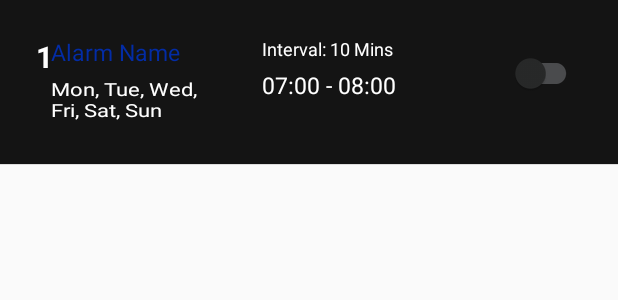
After one commit to Keithoh92/MultiAlarmClock, an Android app: the layout custom_row2.xml on its own in the app's theme, with its tools: preview values and no code run, on a phone screen of 412 x 824 dp. The commit adds this screen. Shown: the top 300 px of the screen. Run offline under Robolectric (Android 15) with nearby library versions, the phone set to English and light mode, and no system bars.

Commit message:
Working on swipe to delete recyclerview items

```diff
--- a/app/src/main/java/com/example/multialarmclock/MainActivity.kt
+++ b/app/src/main/java/com/example/multialarmclock/MainActivity.kt
@@ -49,9 +49,6 @@ class MainActivity : AppCompatActivity() {
     private lateinit var binding: ActivityMainBinding
     @InternalCoroutinesApi
     private lateinit var mAlarmModel: AlarmViewModel
-    var settings: ImageButton? = null
-    var avd: AnimatedVectorDrawableCompat? = null
-    var avd2: AnimatedVectorDrawable? = null
     var toolbar: Toolbar? = null
     val adapter = com.example.multialarmclock.list.ListAdapter()
 
@@ -62,12 +59,14 @@ class MainActivity : AppCompatActivity() {
     private lateinit var setButton:Button
     private lateinit var editButton:Button
     private lateinit var switchButton:SwitchCompat
-    val myPrefs = HashMap<String, MutableLiveData<Boolean>>()
 
     private val swipeRefreshLayout:SwipeRefreshLayout by lazy {
         findViewById(R.id.swipe_refresh_layout)
     }
 
+    private val recyclerView:RecyclerView by lazy {
+        findViewById(R.id.recyclerview)
+    }
 
     private lateinit var cursor:Cursor
     private lateinit var dividerItemDecoration: DividerItemDecoration
@@ -86,14 +85,13 @@ class MainActivity : AppCompatActivity() {
         binding.mytoolbar
         setSupportActionBar(toolbar)
 
-        val recyclerView = findViewById<RecyclerView>(R.id.recyclerview)
         recyclerView.adapter = adapter
         recyclerView.layoutManager = LinearLayoutManager(applicationContext)
-//        SeperatorDecoration
+
+        //SeparatorDecoration
         recyclerView.addItemDecoration(DividerItemDecoration(
             applicationContext, LinearLayoutManager.VERTICAL
         ))
-
 
         swipeRefreshLayout.setOnRefreshListener {
             swipeRefreshLayout.isRefreshing = false
@@ -103,7 +101,9 @@ class MainActivity : AppCompatActivity() {
         mAlarmModel = ViewModelProvider(this).get(AlarmViewModel::class.java)
         reloadAdapter()
 
+        setOnItemTouchHelper()
 
+        //1st card view - set last created alarm details to view
         mAlarmModel.readLastEntered.observe(this, Observer { alarm->
             daysChosen.text = alarm.get(0).daysSelected
             val st = alarm.get(0).startTime
@@ -127,6 +127,10 @@ class MainActivity : AppCompatActivity() {
 
     }
 
+    private fun setOnItemTouchHelper() {
+        //TODO("Not yet implemented")
+    }
+
     @InternalCoroutinesApi
     override fun onResume() {
         super.onResume()
@@ -139,6 +143,7 @@ class MainActivity : AppCompatActivity() {
         startActivity(startAlarmBuilderActivity)
     }
 
+    //fill list with DB alarm data
     @InternalCoroutinesApi
     private fun reloadAdapter(){
         mAlarmModel = ViewModelProvider(this).get(AlarmViewModel::class.java)
@@ -180,20 +185,7 @@ class MainActivity : AppCompatActivity() {
         return true
     }
 
-    @RequiresApi(api = Build.VERSION_CODES.LOLLIPOP)
-    override fun onOptionsItemSelected(item: MenuItem): Boolean {
-        val drawable = item.icon
-        if (drawable is AnimatedVectorDrawable) {
-            avd = drawable as AnimatedVectorDrawableCompat
-            avd!!.start()
-        } else if (drawable is AnimatedVectorDrawable) {
-            avd2 = drawable
-            avd2!!.start()
-        }
-        return super.onOptionsItemSelected(item)
-    }
-
-    fun setItemTouchListener(){
-
-    }
+//    fun setItemTouchListener(){
+//
+//    }
 }
--- a/app/src/main/java/com/example/multialarmclock/list/ListAdapter.kt
+++ b/app/src/main/java/com/example/multialarmclock/list/ListAdapter.kt
@@ -31,7 +31,7 @@ import java.lang.ref.WeakReference
 
 class ListAdapter: RecyclerView.Adapter<ListAdapter.MyViewHolder>() {
 
-    private var alarmList = emptyList<BuildNewAlarmModel>()
+    private var alarmList = mutableListOf<BuildNewAlarmModel>()
     private lateinit var day:String
 
     class MyViewHolder(itemView: View):RecyclerView.ViewHolder(itemView){
@@ -43,6 +43,7 @@ class ListAdapter: RecyclerView.Adapter<ListAdapter.MyViewHolder>() {
         private lateinit var interval:TextView
         private lateinit var days:TextView
         private lateinit var mListener: AdapterView.OnItemClickListener;
+        private lateinit var textviewDelete: TextView
 
         var index = 0
         var onDeleteClick:((RecyclerView.ViewHolder) -> Unit )? = null
@@ -60,7 +61,18 @@ class ListAdapter: RecyclerView.Adapter<ListAdapter.MyViewHolder>() {
                 timeRange = it.findViewById(R.id.time_range)
                 interval = it.findViewById(R.id.interval)
                 days = it.findViewById(R.id.days)
+                textviewDelete = it.findViewById(R.id.textview_delete)
+
+                textviewDelete.setOnClickListener {
+
+                    onDeleteClick?.let { onDeleteClick ->
+                        onDeleteClick(this)
+                    }
+                }
             }
+        }
+        fun updateView() {
+            view.get()?.scrollTo(0, 0)
         }
     }
 
@@ -71,6 +83,10 @@ class ListAdapter: RecyclerView.Adapter<ListAdapter.MyViewHolder>() {
     @SuppressLint("UseSwitchCompatOrMaterialCode")
     override fun onBindViewHolder(holder: MyViewHolder, position: Int) {
         val currentItem = alarmList[position]
+
+        holder.onDeleteClick = {
+            removeItem(it)
+        }
 
         holder.itemView.findViewById<TextView>(R.id.row_id_tv).text = currentItem.id.toString()
         if(currentItem.alarmName == ""){
@@ -101,17 +117,26 @@ class ListAdapter: RecyclerView.Adapter<ListAdapter.MyViewHolder>() {
         }
     }
 
+    private fun removeItem(it: RecyclerView.ViewHolder) {
+        //remove data
+        alarmList.removeAt(it.adapterPosition)
+        //remove item
+        notifyItemRemoved(it.adapterPosition)
+    }
+
 //    interface OnItemClickListener {
 //        public void onItemClickListener(view: View, position: Int);
 //    }
 
     @SuppressLint("NotifyDataSetChanged")
     fun setData(alarm: List<BuildNewAlarmModel>){
-        this.alarmList = alarm
+        this.alarmList = alarm as MutableList<BuildNewAlarmModel>
         notifyDataSetChanged()
     }
 
     override fun getItemCount(): Int {
         return alarmList.size
     }
+
+
 }
--- a/app/src/main/res/layout/custom_row.xml
+++ b/app/src/main/res/layout/custom_row.xml
@@ -6,7 +6,15 @@
     android:layout_height="110dp"
     android:padding="24sp"
     android:background="@color/dark_cv"
-    tools:ignore="UseSwitchCompatOrMaterialXml">
+    tools:ignore="UseSwitchCompatOrMaterialXml"
+    android:id="@+id/outer_layout">
+
+<!--    <FrameLayout-->
+<!--        android:id="@+id/outer_frame_layout"-->
+<!--        android:layout_width="match_parent"-->
+<!--        android:layout_height="match_parent">-->
+
+<!--    </FrameLayout>-->
 
     <TextView
         android:id="@+id/row_id_tv"
--- /dev/null
+++ b/app/src/main/res/layout/custom_row2.xml
@@ -0,0 +1,137 @@
+<?xml version="1.0" encoding="utf-8"?>
+<androidx.constraintlayout.widget.ConstraintLayout xmlns:android="http://schemas.android.com/apk/res/android"
+    xmlns:app="http://schemas.android.com/apk/res-auto"
+    xmlns:tools="http://schemas.android.com/tools"
+    android:layout_width="match_parent"
+    android:layout_height="110dp"
+    android:background="@color/dark_cv"
+    tools:ignore="UseSwitchCompatOrMaterialXml"
+    android:id="@+id/outer_layout">
+
+    <!--    <FrameLayout-->
+    <!--        android:id="@+id/outer_frame_layout"-->
+    <!--        android:layout_width="match_parent"-->
+    <!--        android:layout_height="match_parent">-->
+
+    <!--    </FrameLayout>-->
+    <FrameLayout
+        android:id="@+id/innser_layout"
+        android:layout_width="match_parent"
+        android:layout_height="match_parent"
+        android:padding="24dp">
+
+        <TextView
+            android:id="@+id/row_id_tv"
+            android:layout_width="10dp"
+            android:layout_height="40dp"
+            android:text="1"
+            android:textColor="@color/white"
+            android:textStyle="bold"
+            android:textSize="20sp">
+        </TextView>
+
+        <LinearLayout
+            android:id="@+id/alarm_details_layout"
+            android:layout_width="match_parent"
+            android:layout_height="wrap_content"
+            android:orientation="horizontal"
+            android:layout_toRightOf="@+id/row_id_tv">
+
+            <LinearLayout
+                android:layout_width="0dp"
+                android:layout_height="wrap_content"
+                android:layout_weight="0.8"
+                android:orientation="vertical"
+                android:layout_marginStart="10dp">
+
+
+                <TextView
+                    android:id="@+id/alarm_name"
+                    android:layout_width="150dp"
+                    android:layout_height="wrap_content"
+                    android:text="Alarm Name"
+                    android:textColor="@color/blue"
+                    android:layout_gravity="clip_vertical"
+                    android:textSize="15sp"
+                    >
+                </TextView>
+
+                <TextView
+                    android:id="@+id/days"
+                    android:layout_width="150dp"
+                    android:layout_height="wrap_content"
+                    android:text="Mon, Tue, Wed, \nFri, Sat, Sun"
+                    android:textScaleX="1.2"
+                    android:textSize="12sp"
+                    android:layout_marginTop="5dp"
+                    android:textColor="@color/white">
+                </TextView>
+
+            </LinearLayout>
+
+            <LinearLayout
+                android:layout_width="0dp"
+                android:layout_weight=".8"
+                android:layout_height="match_parent"
+                android:orientation="vertical"
+                android:layout_marginEnd="0dp"
+                android:layout_marginStart="10dp">
+
+                <TextView
+                    android:id="@+id/interval"
+                    android:layout_width="wrap_content"
+                    android:layout_height="wrap_content"
+                    android:text="Interval: 10 Mins"
+                    android:textSize="12sp"
+                    android:textColor="@color/white">
+                </TextView>
+
+                <TextView
+                    android:id="@+id/time_range"
+                    android:layout_width="wrap_content"
+                    android:layout_height="wrap_content"
+                    android:text="07:00 - 08:00"
+                    android:textSize="15sp"
+                    android:layout_marginTop="5dp"
+                    android:layout_gravity="clip_vertical"
+                    android:textColor="@color/white">
+                </TextView>
+
+
+            </LinearLayout>
+            <androidx.appcompat.widget.SwitchCompat
+                android:id="@+id/my_switch"
+                android:layout_width="0dp"
+                android:layout_weight=".5"
+                android:layout_height="50dp"
+                android:textColorHint="@color/white"
+                android:textColor="@color/white"
+                app:trackTint="@color/switch_track_selector"
+                app:thumbTint="@color/switch_thumb_selector"
+                android:layout_toEndOf="@+id/alarm_details_layout">
+            </androidx.appcompat.widget.SwitchCompat>
+        </LinearLayout>
+        <!--    <TextView-->
+        <!--        android:layout_width="100dp"-->
+        <!--        android:layout_height="match_parent"-->
+        <!--        android:gravity="center"-->
+        <!--        android:text="Delete"-->
+        <!--        android:layout_toRightOf="@+id/alarm_details_layout"-->
+        <!--        />-->
+
+    </FrameLayout>
+    <TextView
+        android:id="@+id/textview_delete"
+        android:layout_width="100dp"
+        android:layout_height="match_parent"
+        android:gravity="center"
+        android:text="Delete"
+        app:layout_constraintStart_toEndOf="@+id/outer_layout"
+        />
+
+    <View
+        android:background="#ddd"
+        android:layout_width="match_parent"
+        android:layout_height="0.8dp"
+        app:layout_constraintBottom_toBottomOf="parent"/>
+</androidx.constraintlayout.widget.ConstraintLayout>
```
